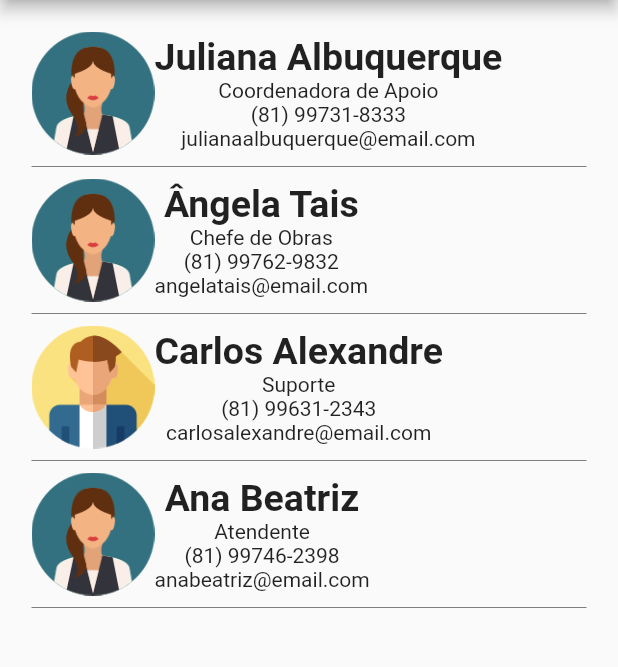
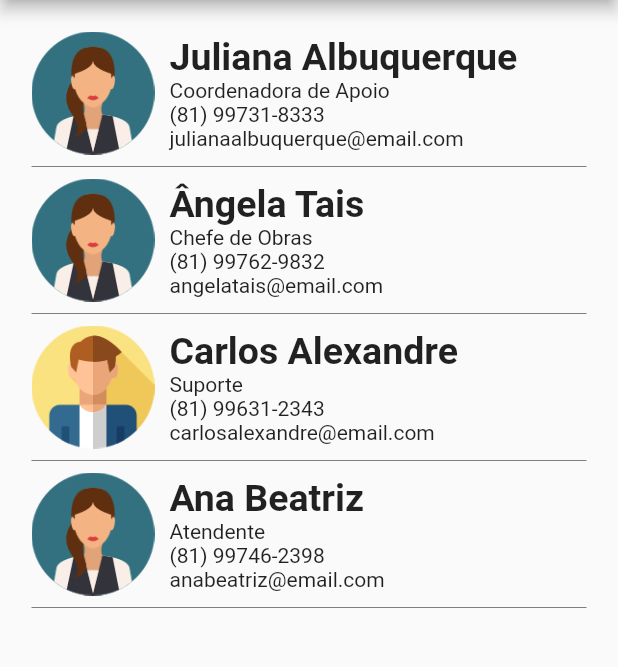
Before and after one commit to nayaalmeida/colaboradores, a Flutter app: the screen it shows after launch, on a phone screen of 412 x 824 dp, the part 84-751 px from its top. Run offline on Flutter 3.47's test engine with Material 2 defaults, Android fonts, the phone set to English and light mode, and no system bars.

Commit message:
Alteração feita

```diff
--- a/atividade_nota/lib/colaboradores.dart
+++ b/atividade_nota/lib/colaboradores.dart
@@ -45,6 +45,7 @@ class _ColaboradoresState extends State<Colaboradores> {
         itemBuilder: (context, i) {
           var dados = listaColab[i];
           return Column(
+
             children: [
               Row(
                 children: [
@@ -52,7 +53,11 @@ class _ColaboradoresState extends State<Colaboradores> {
                     "assets/" + dados['imagem'].toString(),
                     width: 82,
                   ),
+                  SizedBox(
+                    width: 10,
+                  ),
                   Column(
+                    crossAxisAlignment: CrossAxisAlignment.start,
                     children: [
                       Text(
                         dados['Nome'].toString(),
```
